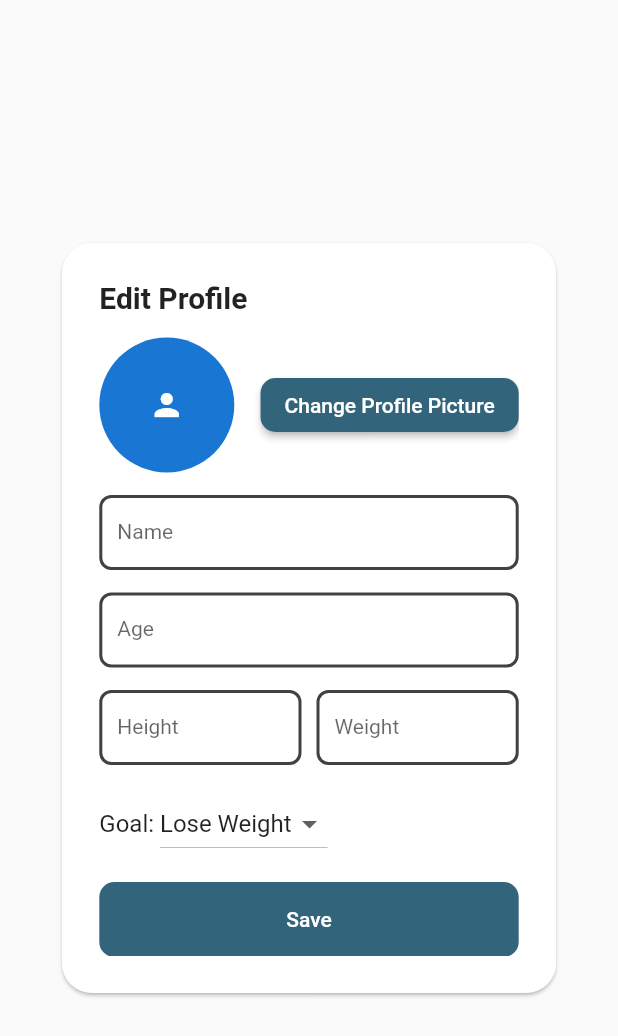
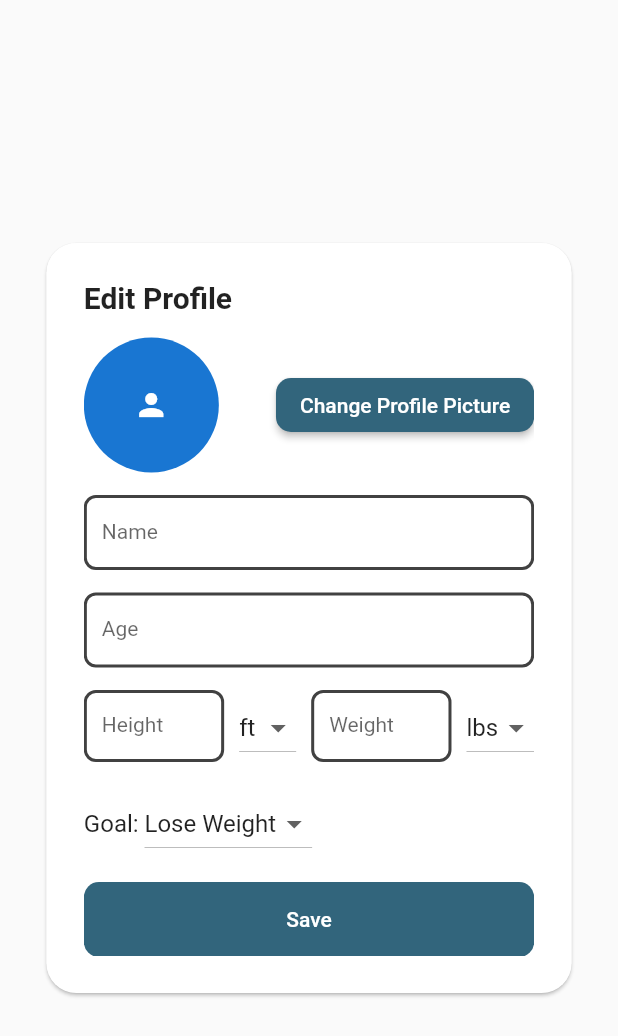
Before and after one commit to EdisonModesto/LutoJuan-Mobile, a Flutter app: the EditProfileDialog widget shown alone on an empty page, opened directly with empty values, on a phone screen of 412 x 824 dp. Shown: the top 1036 px of the screen. Run offline on Flutter 3.47's test engine with Material 2 defaults, Android fonts, the phone set to English and light mode, and no system bars; our stand-ins replace auto_size_text, cloud_firestore, file_picker, firebase_auth, firebase_core, firebase_storage and 10 more; missing offline and left inert: field_suggestion, flutter_gif; accounts and stored records are empty; generated files the repository leaves out were written again; network calls fail; statements that could not run were skipped.

```diff
--- a/lib/Features/4. Profile/editProfileDialog.dart
+++ b/lib/Features/4. Profile/editProfileDialog.dart
@@ -42,6 +42,8 @@ class _EditProfileDialogState extends ConsumerState<EditProfileDialog> {
   var key = GlobalKey<FormState>();
   var goal = "Lose Weight";
   var url = "";
+  var weightMeasurement = "lbs";
+  var heightMeasurement = "ft";
 
   @override
   void initState() {
@@ -63,7 +65,7 @@ class _EditProfileDialogState extends ConsumerState<EditProfileDialog> {
         ),
         child: SizedBox(
           height: 500,
-          width: MediaQuery.of(context).size.width * 0.8,
+          width: MediaQuery.of(context).size.width * 0.85,
           child: Padding(
             padding: const EdgeInsets.all(25.0),
             child: Form(
@@ -206,10 +208,12 @@ class _EditProfileDialogState extends ConsumerState<EditProfileDialog> {
                               height: 50,
                               child: TextFormField(
                                 controller: heightCtrl,
+                                keyboardType: TextInputType.number,
                                 style: const TextStyle(
                                     fontSize: 14
                                 ),
                                 decoration: InputDecoration(
+                                  isDense: true,
                                   errorStyle: const TextStyle(height: 0),
                                   label: const Text("Height"),
                                   enabledBorder: OutlineInputBorder(
@@ -242,15 +246,41 @@ class _EditProfileDialogState extends ConsumerState<EditProfileDialog> {
                             ),
                           ),
                           const SizedBox(width: 10,),
+                          DropdownButton(
+                            value: heightMeasurement,
+                            items: const [
+                              DropdownMenuItem(
+                                value: "m",
+                                child: Text(
+                                    "m"
+                                ),
+                              ),
+                              DropdownMenuItem(
+                                value: "ft",
+                                child: Text(
+                                    "ft"
+                                ),
+                              ),
+                            ],
+                            onChanged: (value) {
+                              setState(() {
+                                heightMeasurement = value.toString();
+                              });
+                            },
+                          ),
+                          const SizedBox(width: 10,),
+
                           Expanded(
                             child: SizedBox(
                               height: 50,
                               child: TextFormField(
+                                keyboardType: TextInputType.number,
                                 controller: weightCtrl,
                                 style: const TextStyle(
                                     fontSize: 14
                                 ),
                                 decoration: InputDecoration(
+                                  isDense: true,
                                   errorStyle: const TextStyle(height: 0),
                                   label: const Text("Weight"),
                                   enabledBorder: OutlineInputBorder(
@@ -282,6 +312,30 @@ class _EditProfileDialogState extends ConsumerState<EditProfileDialog> {
                               ),
                             ),
                           ),
+                          const SizedBox(width: 10,),
+                          DropdownButton(
+                            value: weightMeasurement,
+                            items: const [
+                              DropdownMenuItem(
+                                value: "lbs",
+                                child: Text(
+                                    "lbs"
+                                ),
+                              ),
+                              DropdownMenuItem(
+                                value: "kg",
+                                child: Text(
+                                    "kg"
+                                ),
+                              ),
+                            ],
+                            onChanged: (value) {
+                              setState(() {
+                                weightMeasurement = value.toString();
+                              });
+                            },
+                          ),
+
                         ],
                       ),
                       const SizedBox(
@@ -330,8 +384,8 @@ class _EditProfileDialogState extends ConsumerState<EditProfileDialog> {
                               nameCtrl.text,
                               url,
                               int.parse(ageCtrl.text),
-                              weightCtrl.text,
-                              heightCtrl.text,
+                              "${weightCtrl.text}$weightMeasurement",
+                              "${heightCtrl.text}$heightMeasurement",
                               goal,
                             );
                             Navigator.pop(context);
--- a/pubspec.yaml
+++ b/pubspec.yaml
@@ -56,6 +56,7 @@ dependencies:
   http: ^0.13.5
   flutter_gif: ^0.0.4
   auto_size_text: ^3.0.0
+  url_launcher: ^6.1.10
 
 dependency_overrides:
   intl: ^0.18.0
```
Also changed, not shown: lib/Features/3. CalorieTracking/TrackView.dart (+22 -7 lines), lib/common/ViewRecipe.dart (+26 -4 lines), pubspec.lock, 2 other files.
